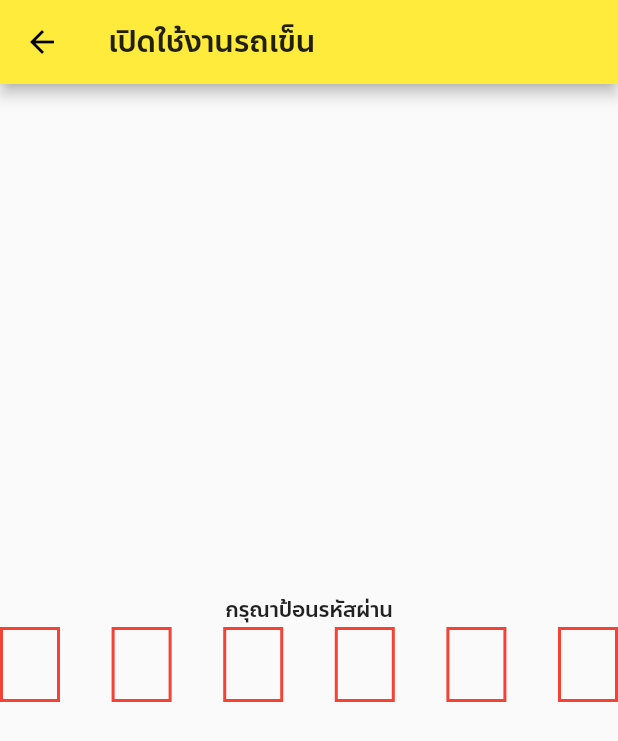
After one commit to Leomotors/NSM2021-SmartWheelChair-MobileApp, a Flutter app: the PinCodeFieldPage screen opened directly, on a phone screen of 412 x 824 dp. The commit adds this screen. Shown: the top 741 px of the screen. Run offline on Flutter 3.47's test engine with Material 2 defaults, Android fonts, the phone set to English and light mode, and no system bars; drawn by our look-alikes of pin_code_fields; our stand-ins replace flutter_bluetooth_serial, package_info.

Commit message:
Pin Code Field Draft

```diff
--- /dev/null
+++ b/lib/screens/PinCodeField.dart
@@ -0,0 +1,37 @@
+import 'package:flutter/material.dart';
+import 'package:pin_code_fields/pin_code_fields.dart';
+
+class PinCodeFieldPage extends StatefulWidget {
+  const PinCodeFieldPage({Key? key}) : super(key: key);
+
+  @override
+  _PinCodeFieldPageState createState() => _PinCodeFieldPageState();
+}
+
+class _PinCodeFieldPageState extends State<PinCodeFieldPage> {
+  @override
+  Widget build(BuildContext context) {
+    return Scaffold(
+      appBar: AppBar(title: Text("เปิดใช้งานรถเข็น")),
+      body: Column(
+        mainAxisAlignment: MainAxisAlignment.center,
+        children: [
+          Text("กรุณาป้อนรหัสผ่าน"),
+          PinCodeTextField(
+            appContext: context,
+            length: 6,
+            obscureText: true,
+            animationType: AnimationType.fade,
+            animationDuration: Duration(milliseconds: 300),
+            onChanged: (value) {
+              print(value);
+            },
+            pinTheme: PinTheme(
+              shape: PinCodeFieldShape.box,
+            ),
+          ),
+        ],
+      ),
+    );
+  }
+}
--- a/pubspec.yaml
+++ b/pubspec.yaml
@@ -15,7 +15,7 @@ publish_to: 'none' # Remove this line if you wish to publish to pub.dev
 # In iOS, build-name is used as CFBundleShortVersionString while build-number used as CFBundleVersion.
 # Read more about iOS versioning at
 # https://developer.apple.com/library/archive/documentation/General/Reference/InfoPlistKeyReference/Articles/CoreFoundationKeys.html
-version: 1.0.105
+version: 1.0.106
 
 environment:
   sdk: ">=2.12.0 <3.0.0"
@@ -37,6 +37,7 @@ dependencies:
   provider: ^5.0.0
   path: ^1.8.0
   path_provider: ^2.0.2
+  pin_code_fields: ^7.3.0
 
 flutter_icons:
   android: true
```
Also changed, not shown: lib/screens/WheelChairCtrl.dart (+13 -4 lines), pubspec.lock.
